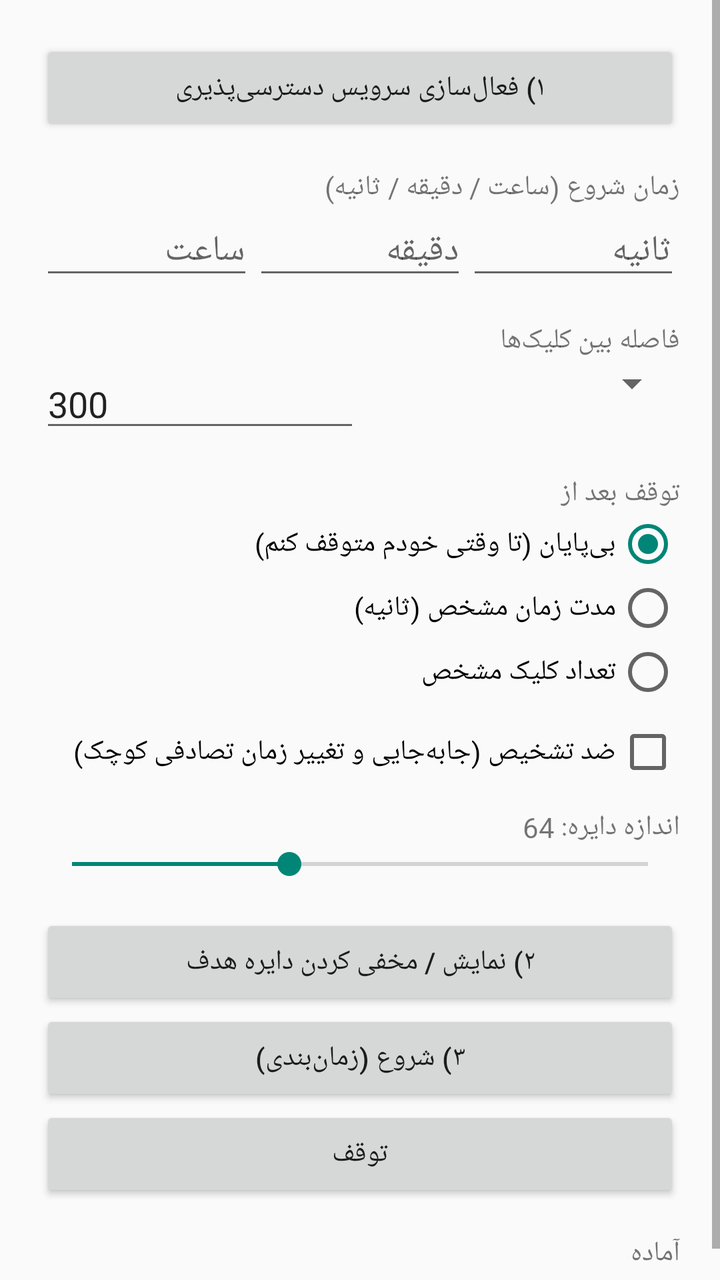
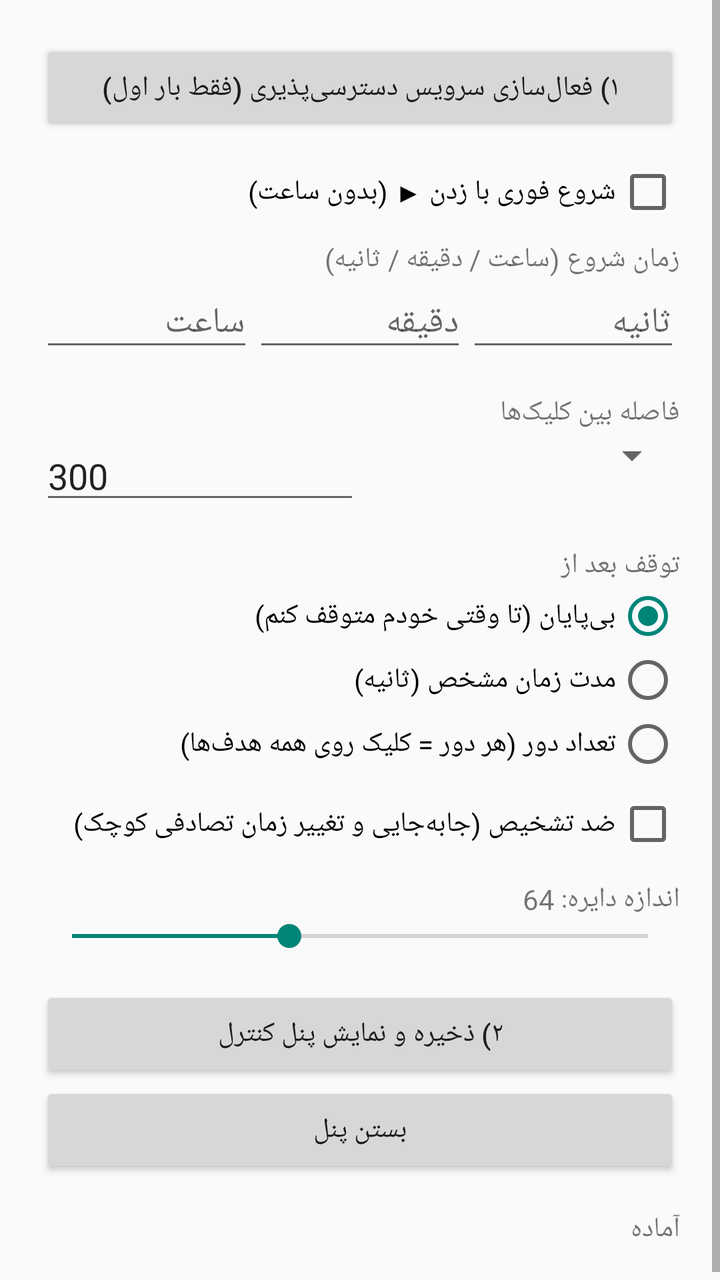

Before-and-after screenshots of an Android layout around one commit, followed by the original layout XML and the change that was made.
<!-- AndroidManifest.xml: application theme android:Theme.Material.Light.DarkActionBar -->
<!-- res/layout/activity_main.xml -->
<?xml version="1.0" encoding="utf-8"?>
<ScrollView xmlns:android="http://schemas.android.com/apk/res/android"
    android:layout_width="match_parent" android:layout_height="match_parent">
<LinearLayout
    android:layout_width="match_parent" android:layout_height="wrap_content"
    android:orientation="vertical" android:padding="20dp"
    android:layoutDirection="rtl">

    <Button android:id="@+id/btnAccess" android:layout_width="match_parent"
        android:layout_height="wrap_content" android:text="۱) فعال‌سازی سرویس دسترسی‌پذیری" />

    <TextView android:layout_width="wrap_content" android:layout_height="wrap_content"
        android:layout_marginTop="16dp" android:text="زمان شروع (ساعت / دقیقه / ثانیه)" />
    <LinearLayout android:layout_width="match_parent" android:layout_height="wrap_content"
        android:orientation="horizontal" android:layoutDirection="ltr">
        <EditText android:id="@+id/etHour" android:layout_width="0dp" android:layout_weight="1"
            android:layout_height="wrap_content" android:hint="ساعت" android:inputType="number" />
        <EditText android:id="@+id/etMin" android:layout_width="0dp" android:layout_weight="1"
            android:layout_height="wrap_content" android:hint="دقیقه" android:inputType="number" />
        <EditText android:id="@+id/etSec" android:layout_width="0dp" android:layout_weight="1"
            android:layout_height="wrap_content" android:hint="ثانیه" android:inputType="number" />
    </LinearLayout>

    <TextView android:layout_width="wrap_content" android:layout_height="wrap_content"
        android:layout_marginTop="16dp" android:text="فاصله بین کلیک‌ها" />
    <LinearLayout android:layout_width="match_parent" android:layout_height="wrap_content"
        android:orientation="horizontal" android:layoutDirection="ltr">
        <EditText android:id="@+id/etInterval" android:layout_width="0dp" android:layout_weight="1"
            android:layout_height="wrap_content" android:inputType="numberDecimal" android:text="300" />
        <Spinner android:id="@+id/spUnit" android:layout_width="0dp" android:layout_weight="1"
            android:layout_height="wrap_content" />
    </LinearLayout>

    <TextView android:layout_width="wrap_content" android:layout_height="wrap_content"
        android:layout_marginTop="16dp" android:text="توقف بعد از" />
    <RadioGroup android:id="@+id/rgStop" android:layout_width="match_parent"
        android:layout_height="wrap_content" android:orientation="vertical">
        <RadioButton android:id="@+id/rbForever" android:layout_width="wrap_content"
            android:layout_height="wrap_content" android:checked="true" android:text="بی‌پایان (تا وقتی خودم متوقف کنم)" />
        <RadioButton android:id="@+id/rbDuration" android:layout_width="wrap_content"
            android:layout_height="wrap_content" android:text="مدت زمان مشخص (ثانیه)" />
        <RadioButton android:id="@+id/rbCount" android:layout_width="wrap_content"
            android:layout_height="wrap_content" android:text="تعداد کلیک مشخص" />
    </RadioGroup>
    <EditText android:id="@+id/etStopValue" android:layout_width="match_parent"
        android:layout_height="wrap_content" android:inputType="number" android:visibility="gone" />

    <CheckBox android:id="@+id/cbAnti" android:layout_width="wrap_content"
        android:layout_height="wrap_content" android:layout_marginTop="8dp"
        android:text="ضد تشخیص (جابه‌جایی و تغییر زمان تصادفی کوچک)" />

    <TextView android:id="@+id/tvSize" android:layout_width="wrap_content"
        android:layout_height="wrap_content" android:layout_marginTop="12dp" android:text="اندازه دایره: 64" />
    <SeekBar android:id="@+id/sbSize" android:layout_width="match_parent"
        android:layout_height="wrap_content" android:max="90" android:progress="34"
        android:layoutDirection="ltr" />

    <Button android:id="@+id/btnTarget" android:layout_width="match_parent"
        android:layout_height="wrap_content" android:layout_marginTop="16dp" android:text="۲) نمایش / مخفی کردن دایره هدف" />
    <Button android:id="@+id/btnStart" android:layout_width="match_parent"
        android:layout_height="wrap_content" android:text="۳) شروع (زمان‌بندی)" />
    <Button android:id="@+id/btnStop" android:layout_width="match_parent"
        android:layout_height="wrap_content" android:text="توقف" />

    <TextView android:id="@+id/tvStatus" android:layout_width="match_parent"
        android:layout_height="wrap_content" android:layout_marginTop="16dp" android:text="آماده" />
</LinearLayout>
</ScrollView>
<!-- resources referenced by this layout -->
<resources>

</resources>

<!-- the commit's change to res/layout/activity_main.xml (unified diff, before → after) -->
@@ -7,10 +7,14 @@
     android:layoutDirection="rtl">
 
     <Button android:id="@+id/btnAccess" android:layout_width="match_parent"
-        android:layout_height="wrap_content" android:text="۱) فعال‌سازی سرویس دسترسی‌پذیری" />
+        android:layout_height="wrap_content" android:text="۱) فعال‌سازی سرویس دسترسی‌پذیری (فقط بار اول)" />
+
+    <CheckBox android:id="@+id/cbNow" android:layout_width="wrap_content"
+        android:layout_height="wrap_content" android:layout_marginTop="12dp"
+        android:text="شروع فوری با زدن ▶ (بدون ساعت)" />
 
     <TextView android:layout_width="wrap_content" android:layout_height="wrap_content"
-        android:layout_marginTop="16dp" android:text="زمان شروع (ساعت / دقیقه / ثانیه)" />
+        android:layout_marginTop="8dp" android:text="زمان شروع (ساعت / دقیقه / ثانیه)" />
     <LinearLayout android:layout_width="match_parent" android:layout_height="wrap_content"
         android:orientation="horizontal" android:layoutDirection="ltr">
         <EditText android:id="@+id/etHour" android:layout_width="0dp" android:layout_weight="1"
@@ -40,7 +44,7 @@
         <RadioButton android:id="@+id/rbDuration" android:layout_width="wrap_content"
             android:layout_height="wrap_content" android:text="مدت زمان مشخص (ثانیه)" />
         <RadioButton android:id="@+id/rbCount" android:layout_width="wrap_content"
-            android:layout_height="wrap_content" android:text="تعداد کلیک مشخص" />
+            android:layout_height="wrap_content" android:text="تعداد دور (هر دور = کلیک روی همه هدف‌ها)" />
     </RadioGroup>
     <EditText android:id="@+id/etStopValue" android:layout_width="match_parent"
         android:layout_height="wrap_content" android:inputType="number" android:visibility="gone" />
@@ -55,12 +59,11 @@
         android:layout_height="wrap_content" android:max="90" android:progress="34"
         android:layoutDirection="ltr" />
 
-    <Button android:id="@+id/btnTarget" android:layout_width="match_parent"
-        android:layout_height="wrap_content" android:layout_marginTop="16dp" android:text="۲) نمایش / مخفی کردن دایره هدف" />
-    <Button android:id="@+id/btnStart" android:layout_width="match_parent"
-        android:layout_height="wrap_content" android:text="۳) شروع (زمان‌بندی)" />
-    <Button android:id="@+id/btnStop" android:layout_width="match_parent"
-        android:layout_height="wrap_content" android:text="توقف" />
+    <Button android:id="@+id/btnSave" android:layout_width="match_parent"
+        android:layout_height="wrap_content" android:layout_marginTop="16dp"
+        android:text="۲) ذخیره و نمایش پنل کنترل" />
+    <Button android:id="@+id/btnClosePanel" android:layout_width="match_parent"
+        android:layout_height="wrap_content" android:text="بستن پنل" />
 
     <TextView android:id="@+id/tvStatus" android:layout_width="match_parent"
         android:layout_height="wrap_content" android:layout_marginTop="16dp" android:text="آماده" />
